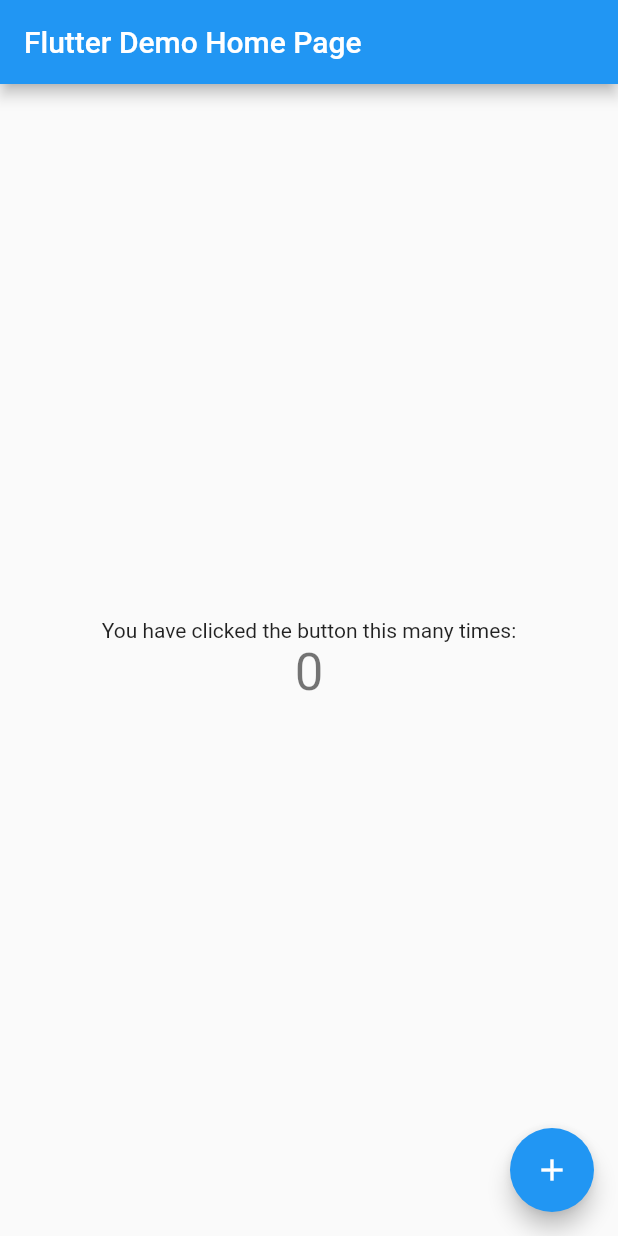
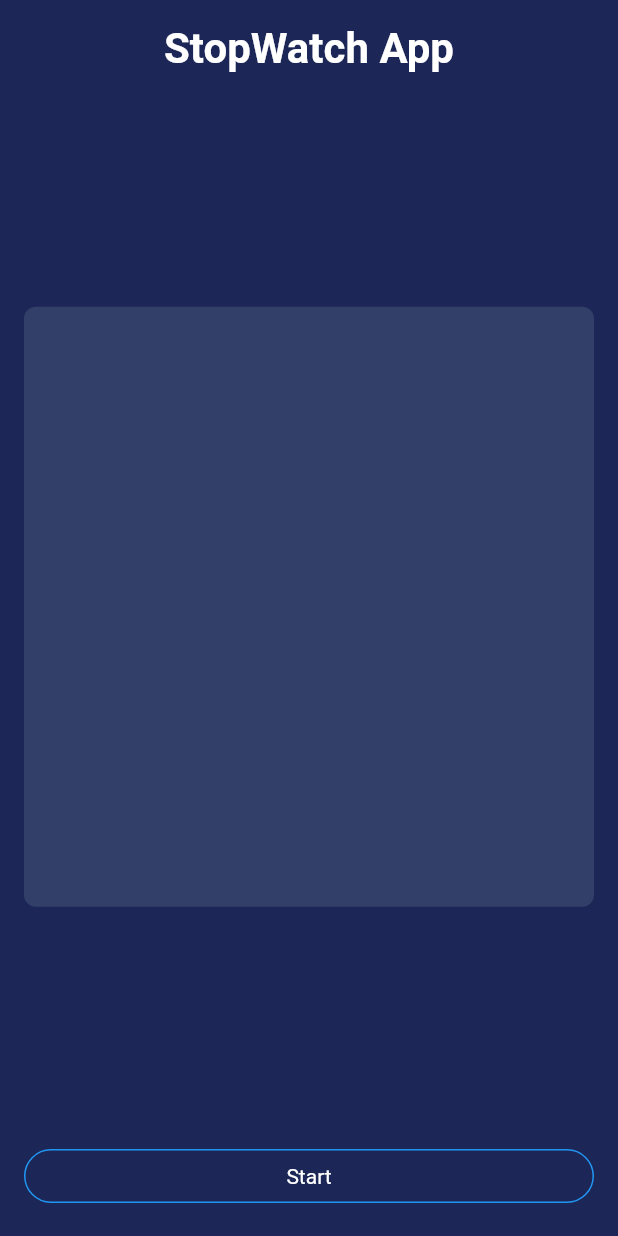
Before and after one commit to ananaziz96/flutter_stopwatch, a Flutter app: the screen it shows after launch, on a phone screen of 412 x 824 dp. Run offline on Flutter 3.47's test engine with Material 2 defaults, Android fonts, the phone set to English and light mode, and no system bars.

Commit message:
app layout

```diff
--- a/lib/main.dart
+++ b/lib/main.dart
@@ -10,106 +10,65 @@ class MyApp extends StatelessWidget {
   // This widget is the root of your application.
   @override
   Widget build(BuildContext context) {
-    return MaterialApp(
-      title: 'Flutter Demo',
-      theme: ThemeData(
-        // This is the theme of your application.
-        //
-        // Try running your application with "flutter run". You'll see the
-        // application has a blue toolbar. Then, without quitting the app, try
-        // changing the primarySwatch below to Colors.green and then invoke
-        // "hot reload" (press "r" in the console where you ran "flutter run",
-        // or simply save your changes to "hot reload" in a Flutter IDE).
-        // Notice that the counter didn't reset back to zero; the application
-        // is not restarted.
-        primarySwatch: Colors.blue,
-      ),
-      home: const MyHomePage(title: 'Flutter Demo Home Page'),
-    );
+    return MaterialApp(home: HomeApp());
   }
 }
 
-class MyHomePage extends StatefulWidget {
-  const MyHomePage({Key? key, required this.title}) : super(key: key);
-
-  // This widget is the home page of your application. It is stateful, meaning
-  // that it has a State object (defined below) that contains fields that affect
-  // how it looks.
-
-  // This class is the configuration for the state. It holds the values (in this
-  // case the title) provided by the parent (in this case the App widget) and
-  // used by the build method of the State. Fields in a Widget subclass are
-  // always marked "final".
-
-  final String title;
+class HomeApp extends StatefulWidget {
+  const HomeApp({Key? key}) : super(key: key);
 
   @override
-  State<MyHomePage> createState() => _MyHomePageState();
+  _HomeAppState createState() => _HomeAppState();
 }
 
-class _MyHomePageState extends State<MyHomePage> {
-  int _counter = 0;
-
-  void _incrementCounter() {
-    setState(() {
-      // This call to setState tells the Flutter framework that something has
-      // changed in this State, which causes it to rerun the build method below
-      // so that the display can reflect the updated values. If we changed
-      // _counter without calling setState(), then the build method would not be
-      // called again, and so nothing would appear to happen.
-      _counter++;
-    });
-  }
-
+class _HomeAppState extends State<HomeApp> {
   @override
   Widget build(BuildContext context) {
-    // This method is rerun every time setState is called, for instance as done
-    // by the _incrementCounter method above.
-    //
-    // The Flutter framework has been optimized to make rerunning build methods
-    // fast, so that you can just rebuild anything that needs updating rather
-    // than having to individually change instances of widgets.
     return Scaffold(
-      appBar: AppBar(
-        // Here we take the value from the MyHomePage object that was created by
-        // the App.build method, and use it to set our appbar title.
-        title: Text(widget.title),
-      ),
-      body: Center(
-        // Center is a layout widget. It takes a single child and positions it
-        // in the middle of the parent.
-        child: Column(
-          // Column is also a layout widget. It takes a list of children and
-          // arranges them vertically. By default, it sizes itself to fit its
-          // children horizontally, and tries to be as tall as its parent.
-          //
-          // Invoke "debug painting" (press "p" in the console, choose the
-          // "Toggle Debug Paint" action from the Flutter Inspector in Android
-          // Studio, or the "Toggle Debug Paint" command in Visual Studio Code)
-          // to see the wireframe for each widget.
-          //
-          // Column has various properties to control how it sizes itself and
-          // how it positions its children. Here we use mainAxisAlignment to
-          // center the children vertically; the main axis here is the vertical
-          // axis because Columns are vertical (the cross axis would be
-          // horizontal).
-          mainAxisAlignment: MainAxisAlignment.center,
-          children: <Widget>[
-            const Text(
-              'You have clicked the button this many times:',
-            ),
-            Text(
-              '$_counter',
-              style: Theme.of(context).textTheme.headline4,
-            ),
-          ],
-        ),
-      ),
-      floatingActionButton: FloatingActionButton(
-        onPressed: _incrementCounter,
-        tooltip: 'Increment',
-        child: const Icon(Icons.add),
-      ), // This trailing comma makes auto-formatting nicer for build methods.
-    );
+        backgroundColor: const Color(0xFF1C2757),
+        body: SafeArea(
+            child: Padding(
+                padding: const EdgeInsets.all(16.0),
+                child: Column(
+                  mainAxisAlignment: MainAxisAlignment.spaceBetween,
+                  crossAxisAlignment: CrossAxisAlignment.center,
+                  children: [
+                    Center(
+                      child: Text("StopWatch App",
+                          style: TextStyle(
+                            color: Colors.white,
+                            fontSize: 28.0,
+                            fontWeight: FontWeight.bold,
+                          )),
+                    ),
+                    SizedBox(
+                      height: 20.0,
+                    ),
+                    Container(
+                        height: 400.0,
+                        decoration: BoxDecoration(
+                          color: Color(0xFF323F68),
+                          borderRadius: BorderRadius.circular(8.0),
+                        )),
+                    SizedBox(
+                      height: 20.0,
+                    ),
+                    Row(
+                      mainAxisAlignment: MainAxisAlignment.spaceBetween,
+                      children: [
+                        Expanded(
+                            child: RawMaterialButton(
+                                onPressed: () {},
+                                shape: const StadiumBorder(
+                                  side: BorderSide(color: Colors.blue),
+                                ),
+                                child: Text(
+                                  "Start",
+                                  style: TextStyle(color: Colors.white),
+                                )))
+                      ],
+                    )
+                  ],
+                ))));
   }
 }
```
Also changed, not shown: 3 other files.
